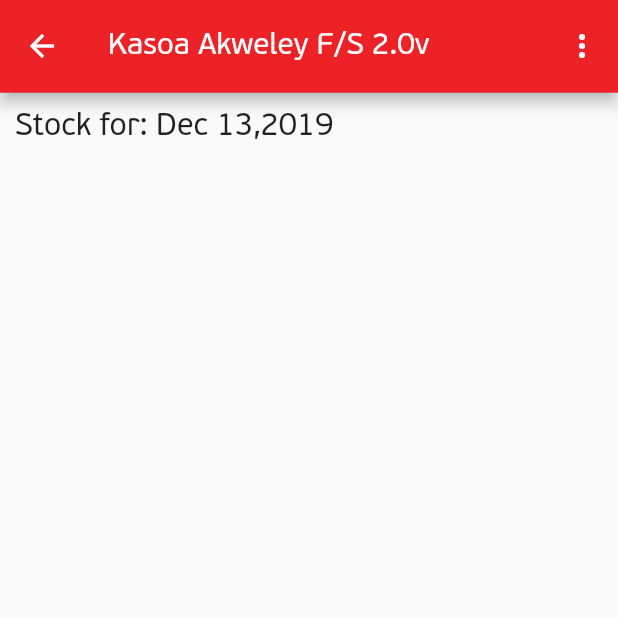
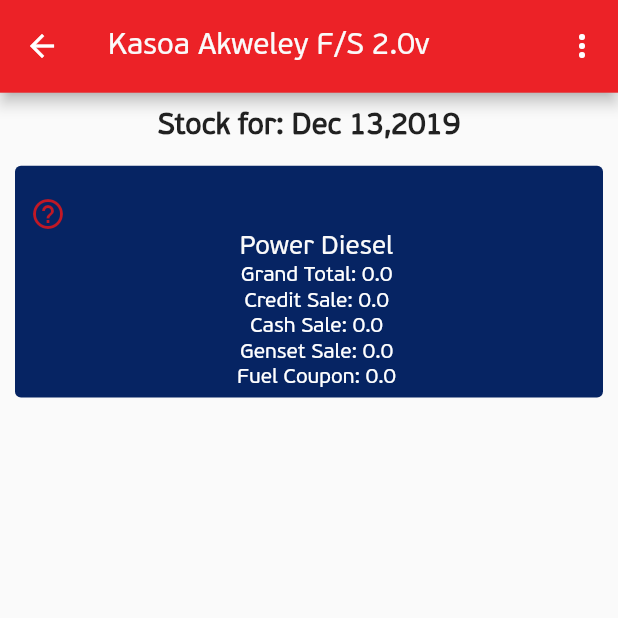
Before and after one commit to Mr-Ashitey/qg_stock_take_app, a Flutter app: the SalesScreen screen opened directly, on a phone screen of 412 x 824 dp, the top half of it. Run offline on Flutter 3.47's test engine with Material 2 defaults, Android fonts, the phone set to English and light mode, and no system bars.

Commit message:
add sales screen

```diff
--- a/lib/screens/stock_take_details/sales.dart
+++ b/lib/screens/stock_take_details/sales.dart
@@ -38,17 +38,87 @@ class SalesScreen extends StatelessWidget {
               ),
               Text(
                 'Stock for: Dec 13,2019',
-                style: TextStyle(fontSize: getProportionateScreenHeight(20)),
+                style: TextStyle(
+                    fontSize: getProportionateScreenHeight(19),
+                    fontWeight: FontWeight.bold),
               ),
-              InkWell(
-                child: Card(
-                  color: colorDeepBlue1,
-                ),
-              )
+              SizedBox(
+                height: getProportionateScreenHeight(15),
+              ),
+              buildCard(
+                'Power Diesel',
+                0.00,
+                0.00,
+                0.00,
+                0.00,
+                0.00,
+                0.00,
+                () {},
+              ),
             ],
           ),
         ),
       ),
     );
   }
+
+  buildCard(
+    String title,
+    double grandTotal,
+    double credit,
+    double creditSale,
+    double cashSale,
+    double gensetSale,
+    double fuelCoupon,
+    // Color color,
+    VoidCallback onPressed,
+  ) {
+    return ElevatedButton(
+      onPressed: onPressed,
+      style: ElevatedButton.styleFrom(
+        elevation: 0,
+        padding: const EdgeInsets.only(top: 20, left: 10),
+        backgroundColor: colorDeepBlue1,
+        fixedSize: Size(
+          double.maxFinite,
+          getProportionateScreenHeight(150),
+        ),
+      ),
+      child: Column(
+        // mainAxisAlignment: mainSpaceBetween,
+        children: [
+          Align(
+            alignment: Alignment.topLeft,
+            child: Icon(
+              Icons.help_outline,
+              color: primaryDarkColor,
+            ),
+          ),
+          Center(
+            child: Text(
+              title,
+              style: TextStyle(
+                fontSize: getProportionateScreenHeight(17),
+                color: colorWhite,
+                fontWeight: FontWeight.w500,
+              ),
+            ),
+          ),
+          Text(
+            'Grand Total: $grandTotal',
+          ),
+          Text(
+            'Credit Sale: $creditSale',
+          ),
+          Text(
+            'Cash Sale: $cashSale',
+          ),
+          Text(
+            'Genset Sale: $gensetSale',
+          ),
+          Text('Fuel Coupon: $fuelCoupon')
+        ],
+      ),
+    );
+  }
 }
```
